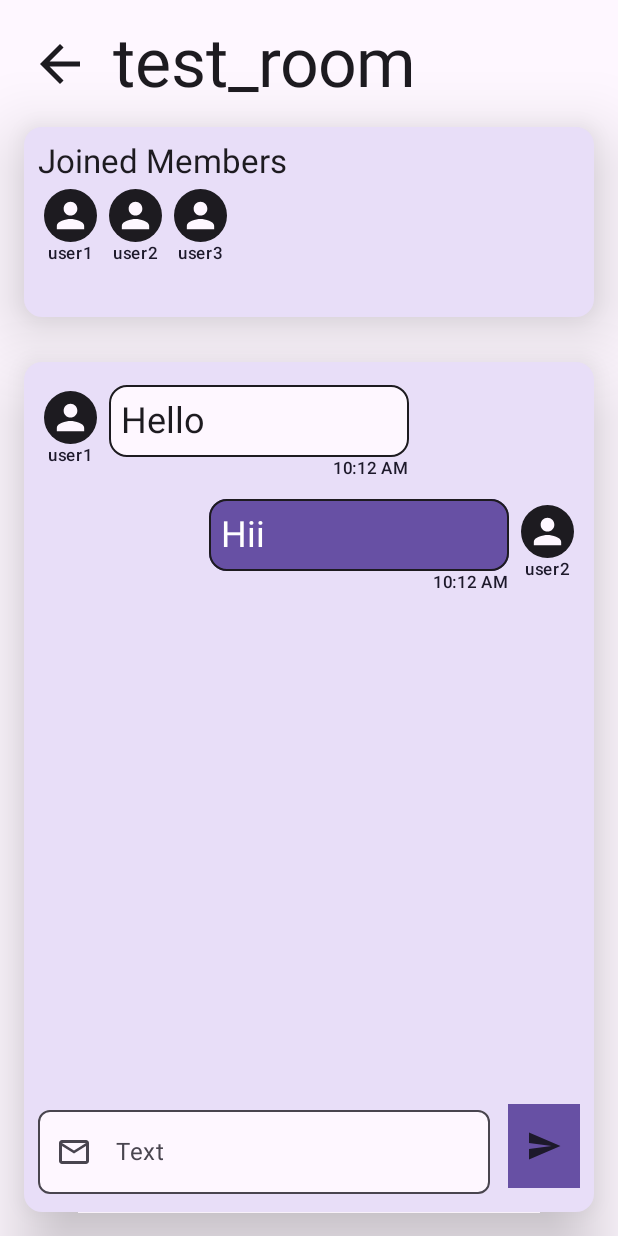
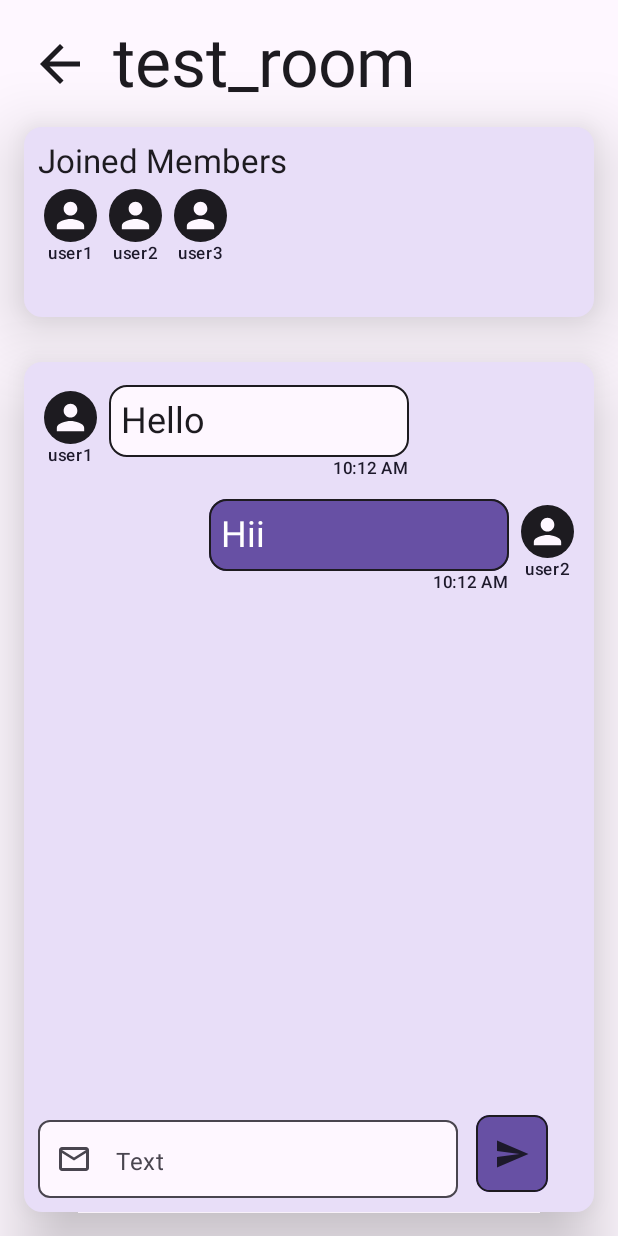
Before and after one commit to Add-787/Sqwads, an Android app built with Jetpack Compose: the @Preview function JoinedRoomScreenPreview, on a phone screen of 412 x 824 dp. Run offline under Robolectric (Android 15) with nearby library versions, the phone set to English and light mode, and no system bars.

Commit message:
Commits made: - Added ime padding on header of Joined-Room Screen.

```diff
--- a/feature/joined-room/src/main/java/com/psyluckco/sqwads/feature/joined_room/JoinedRoomScreen.kt
+++ b/feature/joined-room/src/main/java/com/psyluckco/sqwads/feature/joined_room/JoinedRoomScreen.kt
@@ -14,13 +14,18 @@ import androidx.compose.foundation.border
 import androidx.compose.foundation.layout.Arrangement
 import androidx.compose.foundation.layout.Box
 import androidx.compose.foundation.layout.Column
+import androidx.compose.foundation.layout.ExperimentalLayoutApi
+import androidx.compose.foundation.layout.IntrinsicSize
 import androidx.compose.foundation.layout.Row
 import androidx.compose.foundation.layout.Spacer
+import androidx.compose.foundation.layout.WindowInsets
 import androidx.compose.foundation.layout.fillMaxHeight
 import androidx.compose.foundation.layout.fillMaxSize
 import androidx.compose.foundation.layout.fillMaxWidth
 import androidx.compose.foundation.layout.height
 import androidx.compose.foundation.layout.heightIn
+import androidx.compose.foundation.layout.imePadding
+import androidx.compose.foundation.layout.isImeVisible
 import androidx.compose.foundation.layout.padding
 import androidx.compose.foundation.layout.size
 import androidx.compose.foundation.layout.width
@@ -156,12 +161,14 @@ fun JoinedRoomScreen(
         ) {
 
             JoinedMembersCard(
+                modifier = Modifier,
                 members = uiState.members
             )
 
             Spacer(modifier = Modifier.height(30.dp))
 
             ConversationCard(
+                modifier = Modifier.fillMaxSize(),
                 messages = uiState.messages
             )
 
@@ -172,11 +179,12 @@ fun JoinedRoomScreen(
 
 @Composable
 fun JoinedMembersCard(
+    modifier: Modifier = Modifier,
     members: List<String> = emptyList()
 ) {
 
     Card(
-        modifier = Modifier
+        modifier = modifier
             .fillMaxWidth()
             .wrapContentHeight(),
         colors = CardDefaults.cardColors(
@@ -252,10 +260,8 @@ fun ConversationCard(
     modifier: Modifier = Modifier,
     messages: List<Message>
 ) {
-
     Card(
-        modifier = Modifier
-            .fillMaxSize(),
+        modifier = modifier,
         colors = CardDefaults.cardColors(
             containerColor = MaterialTheme.colorScheme.secondaryContainer
         ),
@@ -269,17 +275,17 @@ fun ConversationCard(
                 .padding(9.dp),
             verticalArrangement = Arrangement.SpaceBetween
         ) {
+
             MessagesContent(
-                modifier = Modifier.weight(0.8f),
                 messages = messages
             )
 
             Row(
-                modifier = Modifier.height(70.dp),
+                modifier = Modifier.height(60.dp),
                 verticalAlignment = Alignment.CenterVertically
             ) {
                 DefaultTextField(
-                    modifier = Modifier.weight(0.7f),
+                    modifier = Modifier.width(intrinsicSize = IntrinsicSize.Min),
                     value = "",
                     label = AppText.placeholder,
                     leadingIcon = Icons.Default.MailOutline,
@@ -291,8 +297,14 @@ fun ConversationCard(
                 IconButton(
                     onClick = { /*TODO*/ },
                     modifier = Modifier
-                        .fillMaxHeight(0.8f)
+                        .fillMaxHeight(0.85f)
+                        .clip(shape = RoundedCornerShape(9.dp))
                         .background(color = MaterialTheme.colorScheme.primary)
+                        .border(
+                            width = 1.dp,
+                            shape = RoundedCornerShape(9.dp),
+                            color = MaterialTheme.colorScheme.onBackground
+                        )
                     ,
                 ) {
                     Icon(imageVector = Icons.Default.Send, contentDescription = null)
@@ -309,7 +321,7 @@ fun MessagesContent(
     modifier: Modifier = Modifier,
     messages: List<Message>
 ) {
-    Box(modifier = modifier) {
+    Box(modifier = modifier.fillMaxHeight(0.7f)) {
         LazyColumn {
             items(messages) {
 
@@ -359,7 +371,9 @@ fun ChatBubble(
         horizontalAlignment = Alignment.End
     ) {
         Card(
-            modifier = Modifier.fillMaxWidth().wrapContentHeight(),
+            modifier = Modifier
+                .fillMaxWidth()
+                .wrapContentHeight(),
             colors = if(!message.fromCurrentUser) CardDefaults.cardColors(
                 containerColor = MaterialTheme.colorScheme.background
             ) else CardDefaults.cardColors(
@@ -419,7 +433,7 @@ fun JoinedRoomHeader(
     name: String
 ) {
     HeaderWrapper(
-        modifier = Modifier.fillMaxWidth()
+        modifier = Modifier.fillMaxWidth().imePadding()
     ) {
         Row(
             verticalAlignment = Alignment.CenterVertically
```
